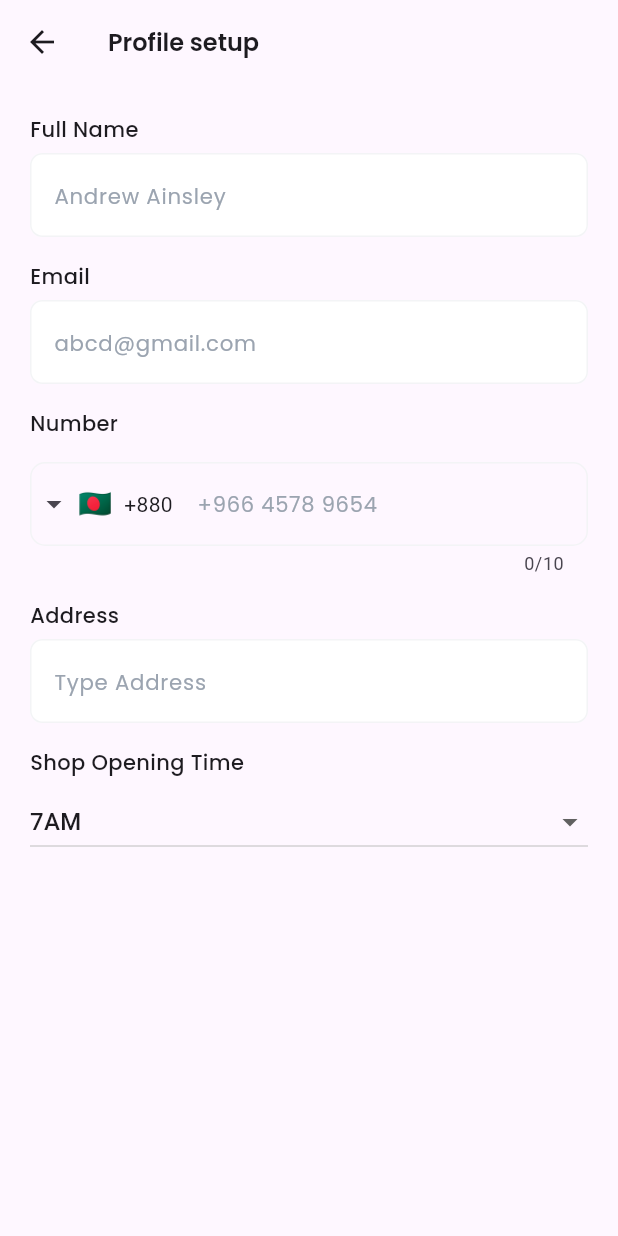
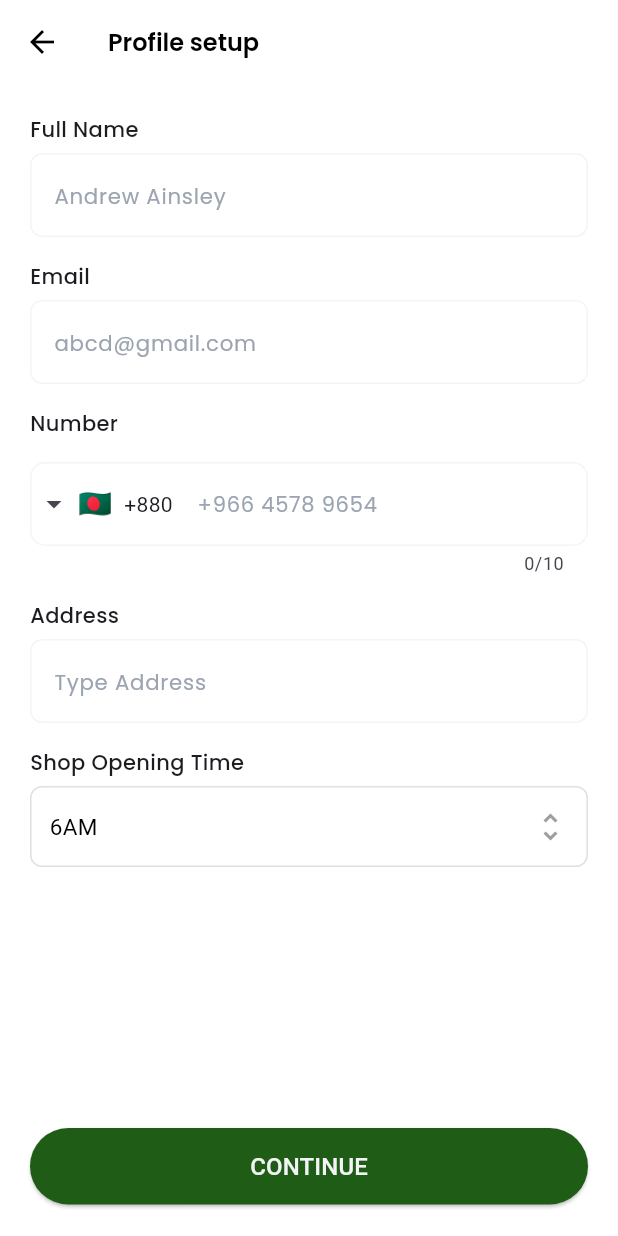
Before and after one commit to Shraboniakter/buyerapp-new, a Flutter app: the AddressScreen screen opened by its route, on a phone screen of 412 x 824 dp. Run offline on Flutter 3.47's test engine with Material 3 defaults, Android fonts, the phone set to English and light mode, and no system bars; drawn by our look-alikes of intl_phone_field; our stand-ins replace flutter_screenutil, flutter_spinkit, get, google_fonts, pin_code_fields.

Commit message:
complete profile screen

```diff
--- a/lib/feature/auth/controller/dropdown_Controller.dart
+++ b/lib/feature/auth/controller/dropdown_Controller.dart
@@ -1,15 +1,13 @@
 import 'package:get/get.dart';
 
+// Controller
 class DropdownController extends GetxController {
-  final RxString selectedItem = '7AM'.obs; // Changed to match items list
-  final List<String> items = ['7AM', '8AM', '9AM'];
+  var items = ["6AM", "7AM", "8AM", "9AM"].obs;
+  var selectedItem = "6AM".obs;
 
-  String get selectedItemValue =>
-      selectedItem.value; // Fixed typo in getter name
-
-  void setSelectedItem(String? newValue) {
-    if (newValue != null) {
-      selectedItem.value = newValue;
+  void setSelectedItem(String? value) {
+    if (value != null) {
+      selectedItem.value = value;
     }
   }
 }
--- a/lib/feature/auth/screen/address_screen.dart
+++ b/lib/feature/auth/screen/address_screen.dart
@@ -1,8 +1,10 @@
+import 'package:buyerapp/core/global_widget/custom_elevatedbuttom.dart';
 import 'package:buyerapp/core/global_widget/custom_text.dart';
 import 'package:buyerapp/core/global_widget/custom_textfield.dart';
 import 'package:buyerapp/core/utils/app_colors.dart';
 import 'package:buyerapp/feature/auth/controller/controller.dart';
 import 'package:buyerapp/feature/auth/controller/dropdown_controller.dart';
+import 'package:buyerapp/feature/auth/screen/location_screen.dart';
 import 'package:flutter/material.dart';
 import 'package:get/get.dart';
 import 'package:intl_phone_field/intl_phone_field.dart' show IntlPhoneField;
@@ -23,7 +25,8 @@ class AddressScreen extends StatelessWidget {
           fontWeight: FontWeight.w600,
         ),
       ),
-      body: Padding(
+      body: SingleChildScrollView(
+        child: Padding(
           padding: const EdgeInsets.all(20.0),
           child: Column(
             crossAxisAlignment: CrossAxisAlignment.start,
@@ -92,23 +95,68 @@ class AddressScreen extends StatelessWidget {
               ),
               const SizedBox(height: 6),
               Obx(
-              () => DropdownButton<String>(
-                isExpanded: true, // Makes the dropdown take full width
-                value: dropdownController.selectedItem.value,
-                items: dropdownController.items.map((String item) {
-                  return DropdownMenuItem<String>(
+                () => PopupMenuButton<String>(
+                  onSelected: (String value) {
+                    dropdownController.setSelectedItem(value);
+                  },
+                  position: PopupMenuPosition.under,
+                  offset: const Offset(150, 0),
+                  color: Color(0xffFFFFFF),
+                  itemBuilder: (BuildContext context) {
+                    return dropdownController.items.map((String item) {
+                      return PopupMenuItem<String>(
                         value: item,
-                    child: Text(item),
+                        child: Align(
+                          alignment: Alignment.centerRight,
+                          child: Center(child: Text(item)),
+                        ),
                       );
-                }).toList(),
-                onChanged: (String? newValue) {
-                  dropdownController.setSelectedItem(newValue);
+                    }).toList();
+                  },
+                  child: Container(
+                    padding: const EdgeInsets.symmetric(
+                      horizontal: 12,
+                      vertical: 14,
+                    ),
+                    decoration: BoxDecoration(
+                      border: Border.all(color: Colors.grey.shade300, width: 1),
+                      borderRadius: BorderRadius.circular(8),
+                      color: Colors.white,
+                    ),
+                    child: Row(
+                      mainAxisAlignment: MainAxisAlignment.spaceBetween,
+                      children: [
+                        Text(
+                          dropdownController.selectedItem.value,
+                          style: const TextStyle(
+                            fontSize: 15,
+                            color: Colors.black,
+                          ),
+                        ),
+                        const Icon(
+                          Icons.unfold_more,
+                          color: Colors.grey,
+                        ), // double arrow
+                      ],
+                    ),
+                  ),
+                ),
+              ),
+
+              SizedBox(height: 174),
+              SizedBox(
+                width: double.infinity,
+                child: CustomElevatedButtom(
+                  text: "CONTINUE",
+                  onTap: () {
+                    Get.to(() => LocationScreen());
                   },
                 ),
               ),
             ],
           ),
         ),
+      ),
     );
   }
 }
```
Also changed, not shown: lib/app.dart (+18 -0 lines). Lines whose indentation alone changed are shown as unchanged.
